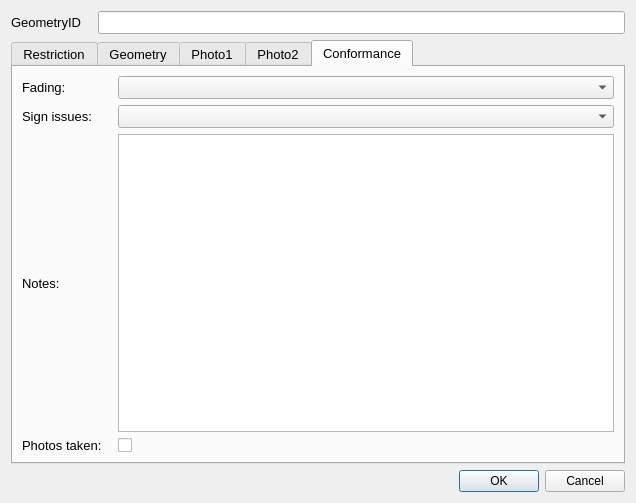
The window that restrictionBayDetails_dialog_base2_qt5.ui (tlh22/TOMs) describes before a commit, drawn with Qt 5.
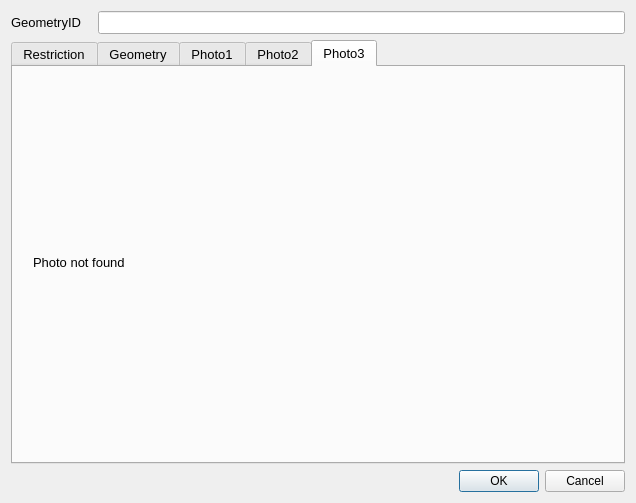
The same window after the commit. The open tabs and pages were chosen to show the change. Custom widgets are drawn as their Qt base class.

The edit to the form file:
```diff
--- a/restrictionBayDetails_dialog_base2_qt5.ui
+++ b/restrictionBayDetails_dialog_base2_qt5.ui
@@ -606,76 +606,33 @@
        </widget>
        <widget class="QWidget" name="conformaceTab">
         <attribute name="title">
-         <string>Conformance</string>
+         <string>Photo3</string>
         </attribute>
-        <layout class="QGridLayout" name="gridLayout_4">
-         <item row="0" column="0">
-          <widget class="QLabel" name="lbl_TimePeriod_2">
-           <property name="minimumSize">
-            <size>
-             <width>90</width>
-             <height>16</height>
-            </size>
-           </property>
-           <property name="font">
-            <font>
-             <pointsize>10</pointsize>
-            </font>
-           </property>
-           <property name="text">
-            <string>Fading:</string>
-           </property>
-          </widget>
-         </item>
-         <item row="0" column="1">
-          <widget class="QComboBox" name="Compl_Bays_Faded"/>
-         </item>
-         <item row="1" column="0">
-          <widget class="QLabel" name="lbl_MaxStay_2">
-           <property name="minimumSize">
-            <size>
-             <width>90</width>
-             <height>16</height>
-            </size>
-           </property>
-           <property name="font">
-            <font>
-             <pointsize>10</pointsize>
-            </font>
-           </property>
-           <property name="text">
-            <string>Sign issues:</string>
-           </property>
-          </widget>
-         </item>
-         <item row="1" column="1">
-          <widget class="QComboBox" name="Compl_Bays_SignIssue"/>
-         </item>
-         <item row="2" column="0">
-          <widget class="QLabel" name="label_3">
-           <property name="text">
-            <string>Notes:</string>
-           </property>
-          </widget>
-         </item>
-         <item row="2" column="1">
-          <widget class="QTextEdit" name="Notes"/>
-         </item>
-         <item row="3" column="0">
-          <widget class="QLabel" name="label_2">
-           <property name="text">
-            <string>Photos taken:</string>
-           </property>
-          </widget>
-         </item>
-         <item row="3" column="1">
-          <widget class="QCheckBox" name="Bays_PhotoTaken">
-           <property name="text">
-            <string/>
-           </property>
-          </widget>
-         </item>
-        </layout>
+        <widget class="QLabel" name="label_2">
+         <property name="geometry">
+          <rect>
+           <x>20</x>
+           <y>5</y>
+           <width>581</width>
+           <height>381</height>
+          </rect>
+         </property>
+         <property name="sizePolicy">
+          <sizepolicy hsizetype="Fixed" vsizetype="Fixed">
+           <horstretch>0</horstretch>
+           <verstretch>0</verstretch>
+          </sizepolicy>
+         </property>
+         <property name="maximumSize">
+          <size>
+           <width>640</width>
+           <height>480</height>
+          </size>
+         </property>
+         <property name="text">
+          <string>Photo not found</string>
+         </property>
+        </widget>
        </widget>
       </widget>
      </item>
@@ -690,6 +647,13 @@
    </item>
   </layout>
  </widget>
+ <customwidgets>
+  <customwidget>
+   <class>QgsDateTimeEdit</class>
+   <extends>QDateTimeEdit</extends>
+   <header>qgsdatetimeedit.h</header>
+  </customwidget>
+ </customwidgets>
  <resources/>
  <connections>
   <connection>
```
Left out of the diff: 31 changed lines with no effect on the pictures.
